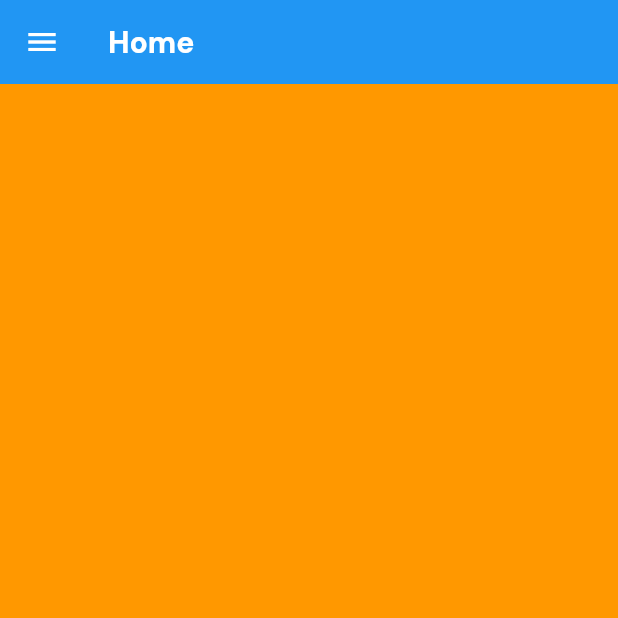
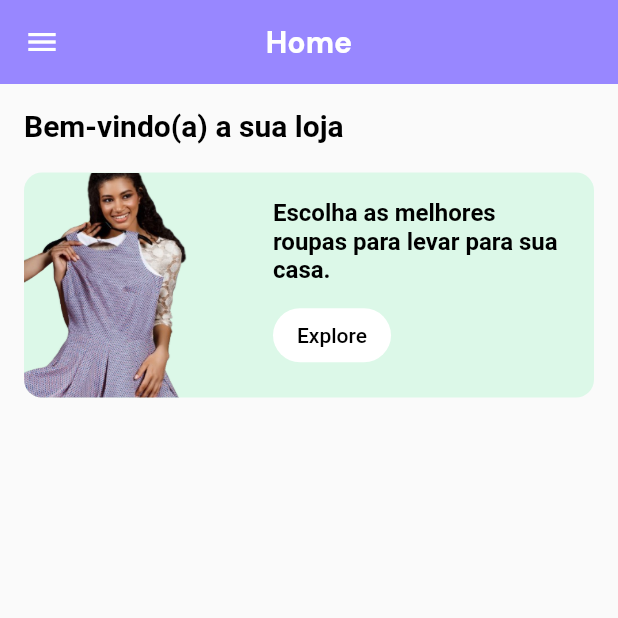
Before and after one commit to Natan-hub/challenge-nextar, a Flutter app: the HiddenDrawerComponent screen opened by its route, on a phone screen of 412 x 824 dp, the top half of it. Run offline on Flutter 3.47's test engine with Material 3 defaults, Android fonts, the phone set to English and light mode, and no system bars; drawn by our look-alikes of hidden_drawer_menu; our stand-ins replace cloud_firestore, firebase_auth, firebase_core, flutter_svg, google_fonts, modal_bottom_sheet; missing offline and left inert: awesome_top_snackbar; accounts and stored records are empty.

Commit message:
começando tela home da loja

```diff
--- a/challange_nextar/lib/components/hidden_drawer_component.dart
+++ b/challange_nextar/lib/components/hidden_drawer_component.dart
@@ -28,6 +28,15 @@ class _HiddenDrawerComponentState extends State<HiddenDrawerComponent> {
         ),
         BaseView(),
       ),
+      ScreenHiddenDrawer(
+        ItemHiddenMenu(
+          name: 'Minha conta',
+          baseStyle: drawerMenuStyle(),
+          selectedStyle: drawerMenuSelectedStyle(),
+          colorLineSelected: AppColors.primary2,
+        ),
+        Placeholder(),
+      ),
     ];
   }
 
@@ -35,11 +44,13 @@ class _HiddenDrawerComponentState extends State<HiddenDrawerComponent> {
   Widget build(BuildContext context) {
     return HiddenDrawerMenu(
       backgroundColorMenu: AppColors.primary.withAlpha(155),
+      backgroundColorAppBar: AppColors.primary,
       screens: _pages,
       initPositionSelected: 0,
       slidePercent: 40,
       elevationAppBar: 0,
       styleAutoTittleName: titleStyle(),
+      isTitleCentered: true,
     );
   }
 }
--- a/challange_nextar/lib/services/login_service.dart
+++ b/challange_nextar/lib/services/login_service.dart
@@ -5,6 +5,7 @@ import 'package:firebase_auth/firebase_auth.dart';
 class LoginService {
   final FirebaseAuth _auth = FirebaseAuth.instance;
   final FirebaseFirestore _firestore = FirebaseFirestore.instance;
+
   User? currentUser;
   UserModel? dataUser;
 
@@ -19,7 +20,8 @@ class LoginService {
         email: email,
         password: password,
       );
-      currentUser = result.user;
+      await loadCurrentLogin(firebaseAuth: result.user);
+      // currentUser = result.user;
       return currentUser;
     } catch (e) {
       throw Exception('Erro ao realizar login: ${e.toString()}');
@@ -27,8 +29,8 @@ class LoginService {
   }
 
   // Carrega o usuário atual e seus dados
-  Future<void> loadCurrentLogin() async {
-    currentUser = _auth.currentUser;
+  Future<void> loadCurrentLogin({User? firebaseAuth}) async {
+    currentUser = firebaseAuth ?? _auth.currentUser;
     if (currentUser != null) {
       final docSnapshot =
           await _firestore.collection('users').doc(currentUser!.uid).get();
--- a/challange_nextar/lib/utils/images.dart
+++ b/challange_nextar/lib/utils/images.dart
@@ -1,4 +1,5 @@
 class AppImages {
   static const logoEmpresa = "assets/images/logoEmpresa.png";
   static const esqueciSenhaImagem = "assets/images/esqueciSenhaImagem.svg";
+  static const modeloRoupa = "assets/images/modelo.png";
 }
--- a/challange_nextar/lib/viewmodels/account_viewmodel/login_viewmodel.dart
+++ b/challange_nextar/lib/viewmodels/account_viewmodel/login_viewmodel.dart
@@ -1,6 +1,7 @@
 import 'package:challange_nextar/components/flush_bar_component.dart';
 import 'package:challange_nextar/models/login_model.dart';
 import 'package:challange_nextar/models/user_model.dart';
+import 'package:challange_nextar/routes/pages.dart';
 import 'package:challange_nextar/services/login_service.dart';
 import 'package:challange_nextar/utils/colors.dart';
 import 'package:firebase_auth/firebase_auth.dart';
@@ -60,7 +61,22 @@ class LoginViewModel extends ChangeNotifier {
         );
 
         if (loggedUser != null) {
-          print("AQUII: ${loggedUser.uid}");
+          currentUser = loggedUser;
+          dataUser = _loginService.dataUser;
+
+          Navigator.pushReplacementNamed(
+            context,
+            Routes.hiddenDrawer,
+          );
+
+          FlushBarComponente.mostrar(
+            context,
+            'Acesso realizado com sucesso',
+            Icons.check_circle_rounded,
+            AppColors.verdePadrao,
+          );
+
+          notifyListeners(); // Notifica sobre o login bem-sucedido
         }
       }
     } catch (e) {
--- a/challange_nextar/lib/views/base_view.dart
+++ b/challange_nextar/lib/views/base_view.dart
@@ -1,12 +1,103 @@
+import 'package:challange_nextar/utils/images.dart';
+import 'package:challange_nextar/viewmodels/account_viewmodel/login_viewmodel.dart';
 import 'package:flutter/material.dart';
+import 'package:provider/provider.dart';
 
 class BaseView extends StatelessWidget {
   const BaseView({super.key});
 
   @override
   Widget build(BuildContext context) {
-    return Container(
-      color: Colors.orange,
+    // Acessa o LoginViewModel para obter os dados do usuário
+    final loginViewModel = Provider.of<LoginViewModel>(context);
+
+    return Scaffold(
+      body: SingleChildScrollView(
+        child: Padding(
+          padding: const EdgeInsets.all(16.0),
+          child: Column(
+            crossAxisAlignment: CrossAxisAlignment.start,
+            children: [
+              Text(
+                "Bem-vindo(a) a sua loja ${loginViewModel.dataUser?.name ?? 'Erro ao acessar o nome da conta'}",
+                style: const TextStyle(
+                  color: Colors.black,
+                  fontWeight: FontWeight.bold,
+                  fontSize: 20,
+                ),
+              ),
+              const SizedBox(height: 20),
+              const BannerCard(),
+            ],
+          ),
+        ),
+      ),
     );
   }
 }
+
+class BannerCard extends StatelessWidget {
+  const BannerCard({Key? key}) : super(key: key);
+
+  @override
+  Widget build(BuildContext context) {
+    return Container(
+      height: 150,
+      width: double.infinity,
+      decoration: BoxDecoration(
+        color: const Color(0xFFDCF8E8),
+        borderRadius: BorderRadius.circular(12),
+      ),
+      child: Row(
+        children: [
+          // Imagem alinhada à esquerda
+          ClipRRect(
+            borderRadius: const BorderRadius.only(
+              topLeft: Radius.circular(12),
+              bottomLeft: Radius.circular(12),
+            ),
+            child: Image.asset(
+              AppImages.modeloRoupa, // Substitua pelo caminho da sua imagem
+              fit: BoxFit.cover,
+              width: 150, // Largura da imagem
+              height: double.infinity,
+            ),
+          ),
+          // Texto e botão alinhados à direita
+          Expanded(
+            child: Padding(
+              padding: const EdgeInsets.symmetric(horizontal: 16.0),
+              child: Column(
+                crossAxisAlignment: CrossAxisAlignment.start,
+                mainAxisAlignment: MainAxisAlignment.center,
+                children: [
+                  const Text(
+                    'Escolha as melhores roupas para levar para sua casa.',
+                    style: TextStyle(
+                      color: Colors.black,
+                      fontWeight: FontWeight.bold,
+                      fontSize: 16,
+                    ),
+                  ),
+                  const SizedBox(height: 10),
+                  ElevatedButton(
+                    onPressed: () {},
+                    style: ElevatedButton.styleFrom(
+                      backgroundColor: Colors.white,
+                      foregroundColor: Colors.black,
+                      shape: RoundedRectangleBorder(
+                        borderRadius: BorderRadius.circular(20),
+                      ),
+                      elevation: 0, // Remove a sombra do botão
+                    ),
+                    child: const Text('Explore'),
+                  ),
+                ],
+              ),
+            ),
+          ),
+        ],
+      ),
+    );
+  }
+}
```
Also changed, not shown: challange_nextar/assets/images/modelo.png (added).
